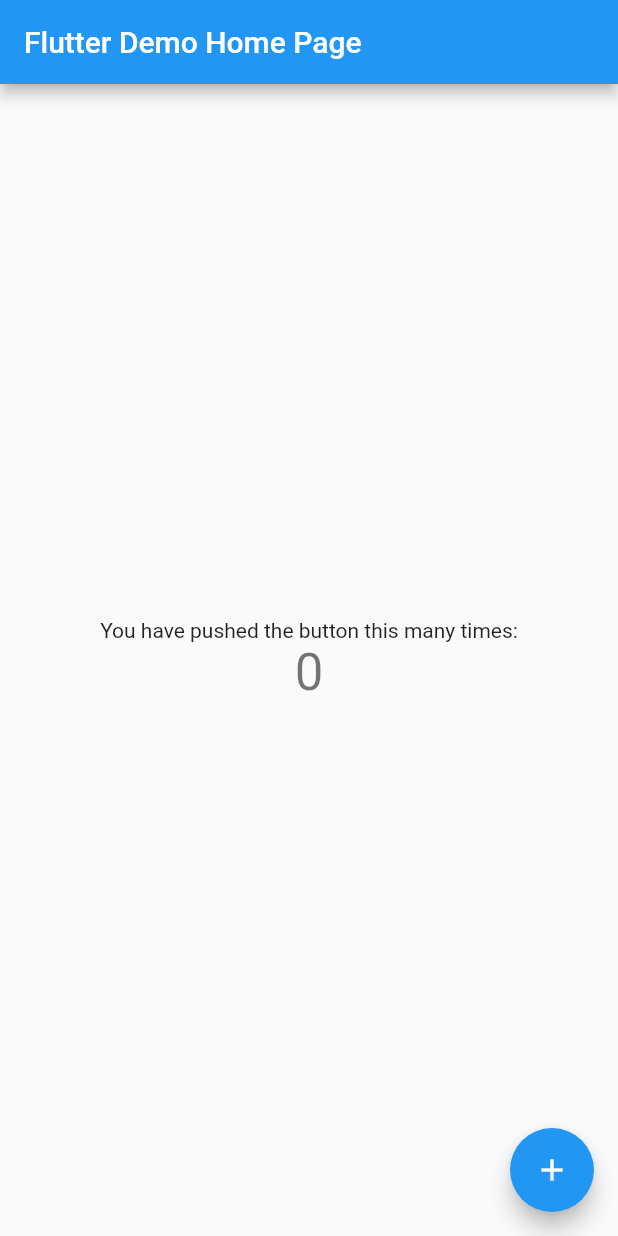
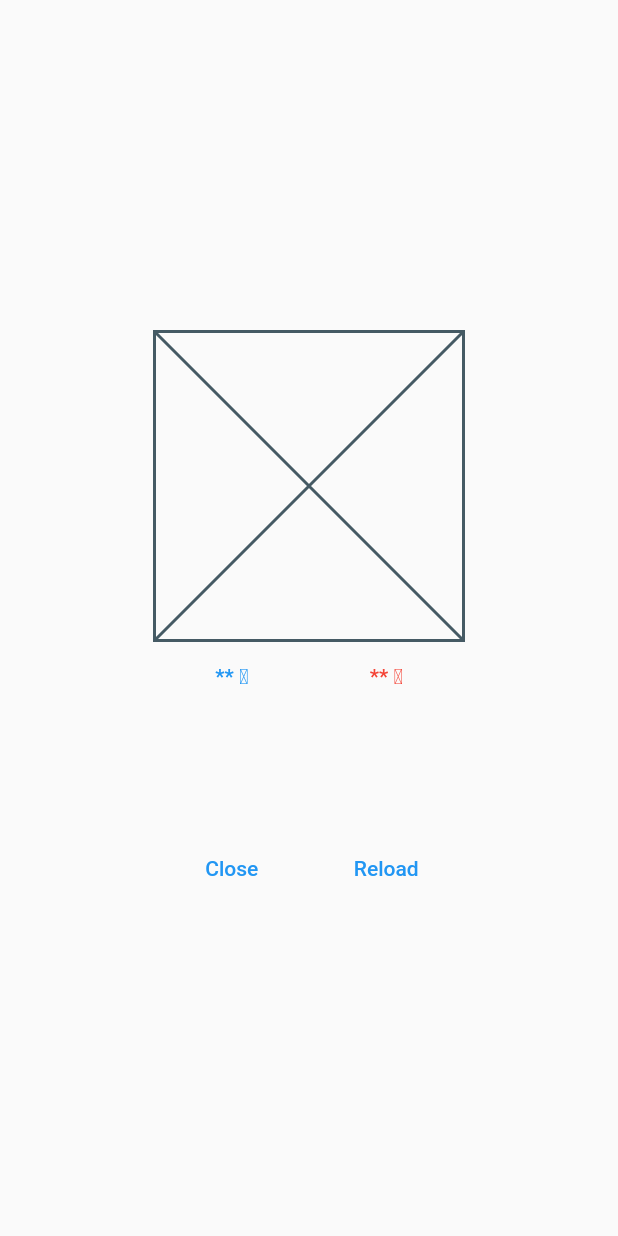
Before and after one commit to potetius/sample_app, a Flutter app: the screen it shows after launch, on a phone screen of 412 x 824 dp. Run offline on Flutter 3.47's test engine with Material 2 defaults, Android fonts, the phone set to English and light mode, and no system bars.

Commit message:
課題１の実装

```diff
--- a/lib/main.dart
+++ b/lib/main.dart
@@ -1,115 +1,112 @@
 import 'package:flutter/material.dart';
 
 void main() {
-  runApp(const MyApp());
+  runApp(MyApp());
 }
 
 class MyApp extends StatelessWidget {
-  const MyApp({super.key});
+  const MyApp({Key? key,}) : super(key: key);
 
-  // This widget is the root of your application.
   @override
   Widget build(BuildContext context) {
     return MaterialApp(
-      title: 'Flutter Demo',
-      theme: ThemeData(
-        // This is the theme of your application.
-        //
-        // Try running your application with "flutter run". You'll see the
-        // application has a blue toolbar. Then, without quitting the app, try
-        // changing the primarySwatch below to Colors.green and then invoke
-        // "hot reload" (press "r" in the console where you ran "flutter run",
-        // or simply save your changes to "hot reload" in a Flutter IDE).
-        // Notice that the counter didn't reset back to zero; the application
-        // is not restarted.
-        primarySwatch: Colors.blue,
-      ),
-      home: const MyHomePage(title: 'Flutter Demo Home Page'),
+      home: Place_holder(),
     );
   }
 }
 
-class MyHomePage extends StatefulWidget {
-  const MyHomePage({super.key, required this.title});
-
-  // This widget is the home page of your application. It is stateful, meaning
-  // that it has a State object (defined below) that contains fields that affect
-  // how it looks.
-
-  // This class is the configuration for the state. It holds the values (in this
-  // case the title) provided by the parent (in this case the App widget) and
-  // used by the build method of the State. Fields in a Widget subclass are
-  // always marked "final".
-
-  final String title;
-
-  @override
-  State<MyHomePage> createState() => _MyHomePageState();
-}
-
-class _MyHomePageState extends State<MyHomePage> {
-  int _counter = 0;
-
-  void _incrementCounter() {
-    setState(() {
-      // This call to setState tells the Flutter framework that something has
-      // changed in this State, which causes it to rerun the build method below
-      // so that the display can reflect the updated values. If we changed
-      // _counter without calling setState(), then the build method would not be
-      // called again, and so nothing would appear to happen.
-      _counter++;
-    });
-  }
+class Place_holder extends StatelessWidget {
+  const Place_holder({Key? key,}) : super(key: key);
 
   @override
   Widget build(BuildContext context) {
-    // This method is rerun every time setState is called, for instance as done
-    // by the _incrementCounter method above.
-    //
-    // The Flutter framework has been optimized to make rerunning build methods
-    // fast, so that you can just rebuild anything that needs updating rather
-    // than having to individually change instances of widgets.
     return Scaffold(
-      appBar: AppBar(
-        // Here we take the value from the MyHomePage object that was created by
-        // the App.build method, and use it to set our appbar title.
-        title: Text(widget.title),
-      ),
       body: Center(
-        // Center is a layout widget. It takes a single child and positions it
-        // in the middle of the parent.
         child: Column(
-          // Column is also a layout widget. It takes a list of children and
-          // arranges them vertically. By default, it sizes itself to fit its
-          // children horizontally, and tries to be as tall as its parent.
-          //
-          // Invoke "debug painting" (press "p" in the console, choose the
-          // "Toggle Debug Paint" action from the Flutter Inspector in Android
-          // Studio, or the "Toggle Debug Paint" command in Visual Studio Code)
-          // to see the wireframe for each widget.
-          //
-          // Column has various properties to control how it sizes itself and
-          // how it positions its children. Here we use mainAxisAlignment to
-          // center the children vertically; the main axis here is the vertical
-          // axis because Columns are vertical (the cross axis would be
-          // horizontal).
-          mainAxisAlignment: MainAxisAlignment.center,
+          mainAxisSize: MainAxisSize.min,
           children: <Widget>[
-            const Text(
-              'You have pushed the button this many times:',
+            SizedBox(
+              width: MediaQuery.of(context).size.width/2,
+              height: MediaQuery.of(context).size.width/2,
+              child: Placeholder(),
             ),
-            Text(
-              '$_counter',
-              style: Theme.of(context).textTheme.headline4,
+
+            Container(
+              child: Row(
+                mainAxisAlignment: MainAxisAlignment.center,
+                children: <Widget>[
+                  Container(
+                    width:MediaQuery.of(context).size.width/4,
+                    padding: EdgeInsets.all(16),
+                    child: Align(
+                      alignment: Alignment.center,//
+                        child: Text(
+                          '** ℃',
+                          style: Theme.of(context).textTheme.labelLarge?.copyWith(color: Colors.blue),
+                        ),
+                      ),
+                  ),
+
+                  Container(
+                    width:MediaQuery.of(context).size.width/4,
+                    padding: EdgeInsets.all(16),
+                    child: Align(
+                      alignment: Alignment.center,
+                        child: Text(
+                          '** ℃',
+                          style: Theme.of(context).textTheme.labelLarge?.copyWith(color: Colors.red),
+                        ),
+                      ),
+                  ),
+
+                ],
+              ),
             ),
+
+            Container(
+              height: 80,
+            ),
+
+            Container(
+              child: Row(
+                mainAxisAlignment: MainAxisAlignment.center,
+                children: <Widget>[
+
+                  Container(
+                    width:MediaQuery.of(context).size.width/4,
+                      child: Align(
+                        alignment: Alignment.center,
+                        child: TextButton(
+                          onPressed: () {},
+                          child: Text(
+                            'Close',
+                            style: Theme.of(context).textTheme.labelLarge?.copyWith(color: Colors.blue),
+                          ),
+                        ),
+                      ),
+                  ),
+
+                  Container(
+                    width:MediaQuery.of(context).size.width/4,
+                      child: Align(
+                        alignment: Alignment.center,
+                        child: TextButton(
+                          onPressed: () {},
+                          child: Text(
+                            'Reload',
+                            style: Theme.of(context).textTheme.labelLarge?.copyWith(color: Colors.blue),
+                          ),
+                        ),
+                      ),
+                  ),
+
+                ],
+              ),
+            ),
+
           ],
         ),
       ),
-      floatingActionButton: FloatingActionButton(
-        onPressed: _incrementCounter,
-        tooltip: 'Increment',
-        child: const Icon(Icons.add),
-      ), // This trailing comma makes auto-formatting nicer for build methods.
     );
   }
 }
```
